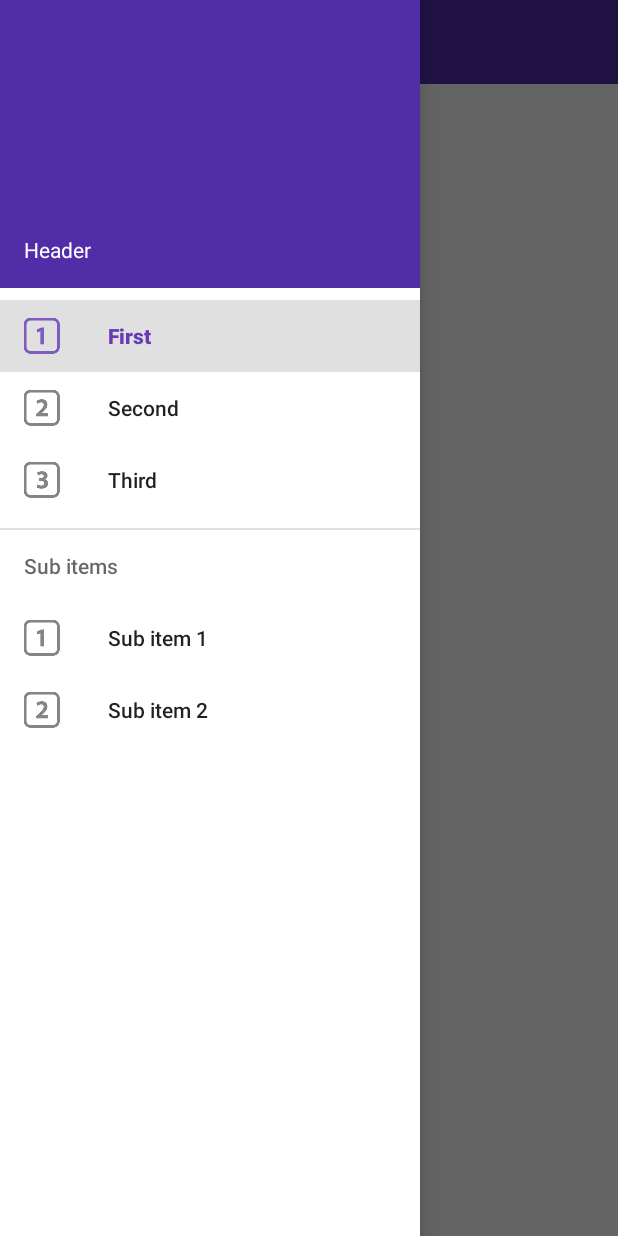
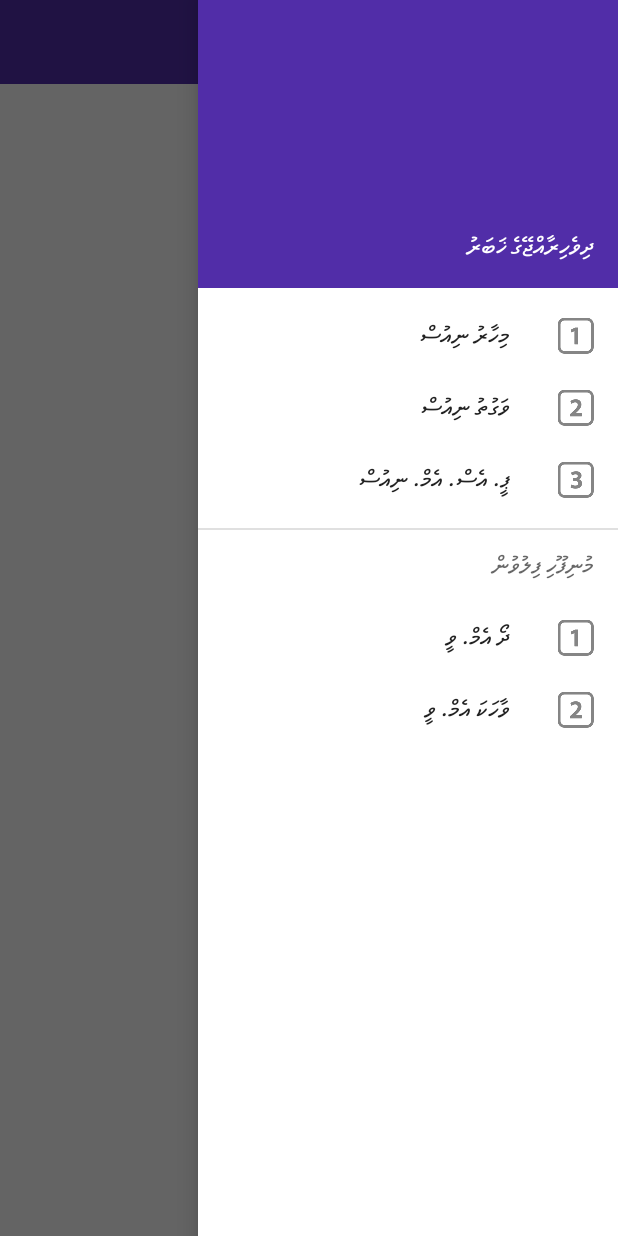
Before and after one commit to ifavaz/raajjeNews, an Android app: the screen it shows after launch (MainActivity), with the side drawer open, on a phone screen of 412 x 824 dp. Run offline under Robolectric (Android 15) with nearby library versions, the phone set to English and light mode, and no system bars.

Commit message:
dhivehi added news

```diff
--- a/app/src/main/java/com/ifavaz/raajjenews/MainActivity.java
+++ b/app/src/main/java/com/ifavaz/raajjenews/MainActivity.java
@@ -10,6 +10,7 @@ import androidx.fragment.app.FragmentManager;
 
 import android.os.Bundle;
 import android.view.MenuItem;
+import android.view.View;
 
 import com.google.android.material.navigation.NavigationView;
 
@@ -45,7 +46,7 @@ public class MainActivity extends AppCompatActivity {
             nvDrawer = (NavigationView) findViewById(R.id.nvView);
             // Setup drawer view
             setupDrawerContent(nvDrawer);
-
+            getWindow().getDecorView().setLayoutDirection(View.LAYOUT_DIRECTION_RTL);
         }
 
     private void setupDrawerContent(NavigationView navigationView) {
--- a/app/src/main/res/layout/nav_header.xml
+++ b/app/src/main/res/layout/nav_header.xml
@@ -11,7 +11,7 @@
     <TextView
         android:layout_width="match_parent"
         android:layout_height="wrap_content"
-        android:text="Header"
+        android:text="@string/header"
         android:textColor="@android:color/white"
         android:textAppearance="@style/TextAppearance.AppCompat.Body1"/>
 
--- a/app/src/main/res/menu/drawer_view.xml
+++ b/app/src/main/res/menu/drawer_view.xml
@@ -4,28 +4,27 @@
         <item
             android:id="@+id/nav_first_fragment"
             android:icon="@drawable/ic_one"
-            android:checked="true"
-            android:title="First" />
+            android:title="@string/first" />
         <item
             android:id="@+id/nav_second_fragment"
             android:icon="@drawable/ic_two"
-            android:title="Second" />
+            android:title="@string/second" />
         <item
             android:id="@+id/nav_third_fragment"
             android:icon="@drawable/ic_three"
-            android:title="Third" />
+            android:title="@string/third" />
     </group>
 
 
-    <item android:title="Sub items">
+    <item android:title="@string/sub_items">
         <menu>
             <group android:checkableBehavior="single">
                 <item
                     android:icon="@drawable/ic_one"
-                    android:title="Sub item 1" />
+                    android:title="@string/sub_item_1" />
                 <item
                     android:icon="@drawable/ic_two"
-                    android:title="Sub item 2" />
+                    android:title="@string/sub_item_2" />
             </group>
         </menu>
     </item>
--- a/app/src/main/res/values/strings.xml
+++ b/app/src/main/res/values/strings.xml
@@ -3,4 +3,11 @@
 
     <!-- TODO: Remove or change this placeholder text -->
     <string name="hello_blank_fragment">Hello blank fragment</string>
+    <string name="header">ދިވެހިރާއްޖޭގެ ޚަބަރު</string>
+    <string name="first">މިހާރު ނިއުސް</string>
+    <string name="second">ވަގުތު ނިއުސް</string>
+    <string name="third">ޕީ. އެސް. އެމް. ނިއުސް</string>
+    <string name="sub_items">މުނިފޫހި ފިލުވުން</string>
+    <string name="sub_item_1">ދޯ އެމް. ވީ</string>
+    <string name="sub_item_2">ވާހަކަ އެމް. ވީ</string>
 </resources>
```
